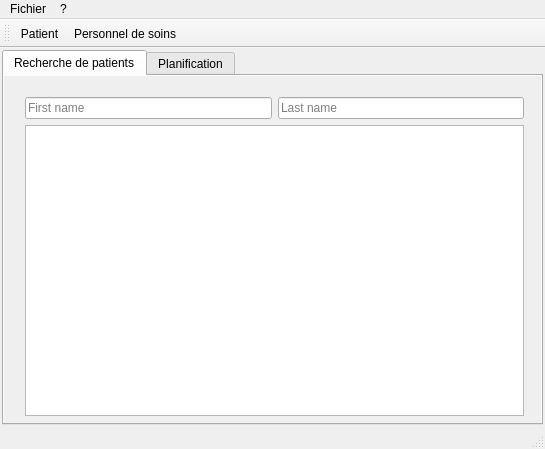
First picture: the form in Projet/mainwindow.ui, repository RakSrinaNa/DI4---QT, before the edit.
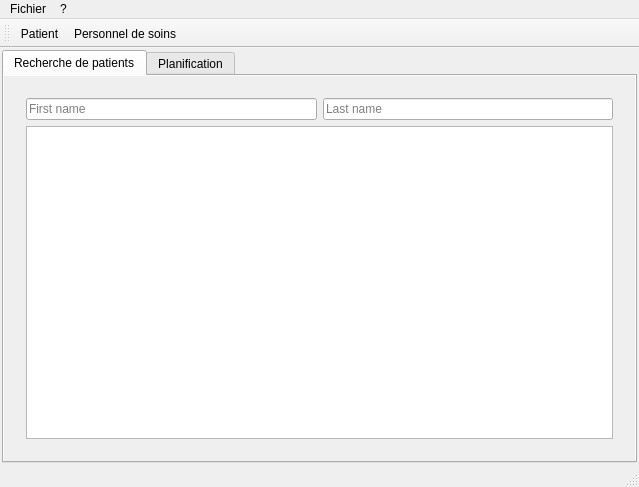
Second picture: the form after the edit.

What changed in the file:
```diff
--- a/Projet/mainwindow.ui
+++ b/Projet/mainwindow.ui
@@ -9,8 +9,8 @@
    <rect>
     <x>0</x>
     <y>0</y>
-    <width>545</width>
-    <height>449</height>
+    <width>639</width>
+    <height>487</height>
    </rect>
   </property>
   <property name="windowTitle">
@@ -65,7 +65,7 @@
        </property>
        <property name="minimumSize">
         <size>
-         <width>200</width>
+         <width>535</width>
          <height>225</height>
         </size>
        </property>
@@ -81,17 +81,11 @@
        <attribute name="title">
         <string>Recherche de patients</string>
        </attribute>
+       <layout class="QVBoxLayout" name="verticalLayout_5">
+        <item>
        <widget class="QWidget" name="verticalWidget" native="true">
-        <property name="geometry">
-         <rect>
-          <x>10</x>
-          <y>10</y>
-          <width>521</width>
-          <height>341</height>
-         </rect>
-        </property>
         <property name="sizePolicy">
-         <sizepolicy hsizetype="Preferred" vsizetype="Preferred">
+           <sizepolicy hsizetype="Expanding" vsizetype="Expanding">
           <horstretch>0</horstretch>
           <verstretch>0</verstretch>
          </sizepolicy>
@@ -130,7 +124,7 @@
          <item>
           <widget class="QTableView" name="tableView">
            <property name="sizePolicy">
-            <sizepolicy hsizetype="Preferred" vsizetype="Preferred">
+              <sizepolicy hsizetype="Expanding" vsizetype="Expanding">
              <horstretch>0</horstretch>
              <verstretch>0</verstretch>
             </sizepolicy>
@@ -139,6 +133,8 @@
          </item>
         </layout>
        </widget>
+        </item>
+       </layout>
       </widget>
       <widget class="QWidget" name="tab_2">
        <attribute name="title">
@@ -154,7 +150,7 @@
     <rect>
      <x>0</x>
      <y>0</y>
-     <width>545</width>
+     <width>639</width>
      <height>21</height>
     </rect>
    </property>
```
Lines whose indentation alone changed are shown as unchanged.
